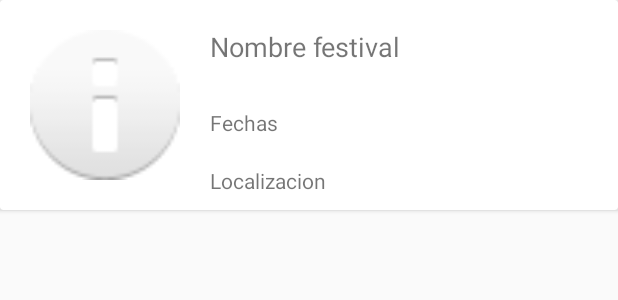
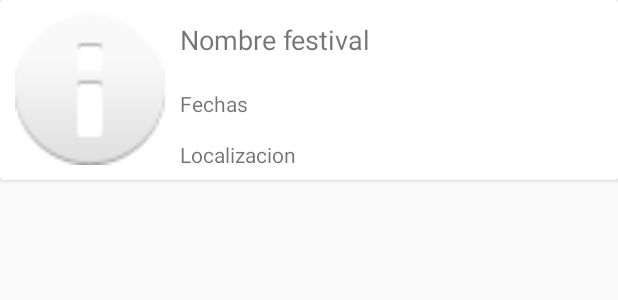
Before and after one commit to carlos-moy-gra/FestivApp, an Android app: the layout item_festival_prueba.xml on its own in the app's theme, with its tools: preview values and no code run, on a phone screen of 412 x 824 dp. Shown: the top 300 px of the screen. Run offline under Robolectric (Android 15) with nearby library versions, the light colour scheme and no system bars.

Commit message:
Update item_festival_prueba.xml

```diff
--- a/Festivapp/app/src/main/res/layout/item_festival_prueba.xml
+++ b/Festivapp/app/src/main/res/layout/item_festival_prueba.xml
@@ -23,7 +23,7 @@
                 android:layout_width="100dp"
                 android:layout_height="100dp"
                 app:srcCompat="@android:drawable/ic_dialog_info"
-                android:layout_margin="20dp"/>
+                android:layout_margin="10dp"/>
 
             <LinearLayout
                 android:layout_width="match_parent"
```
